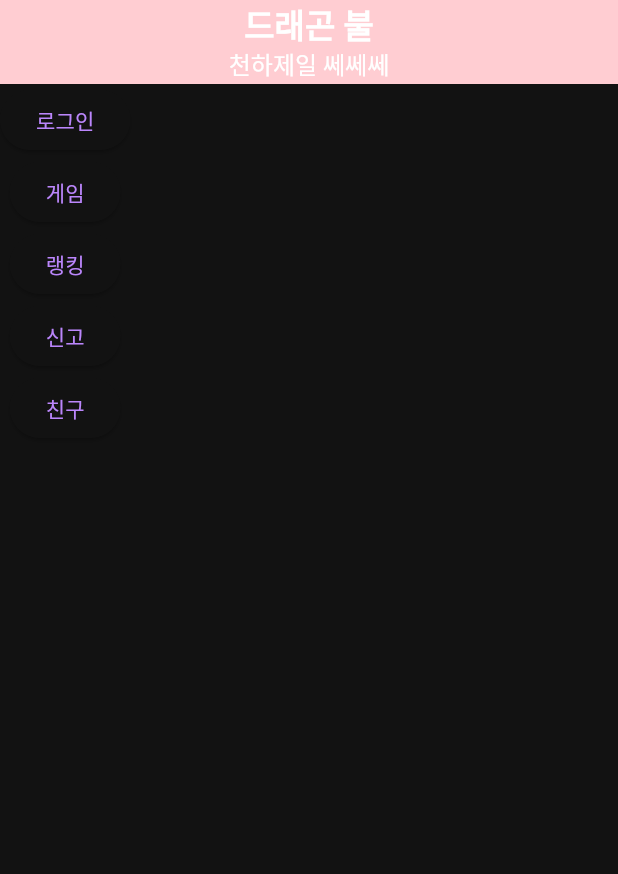
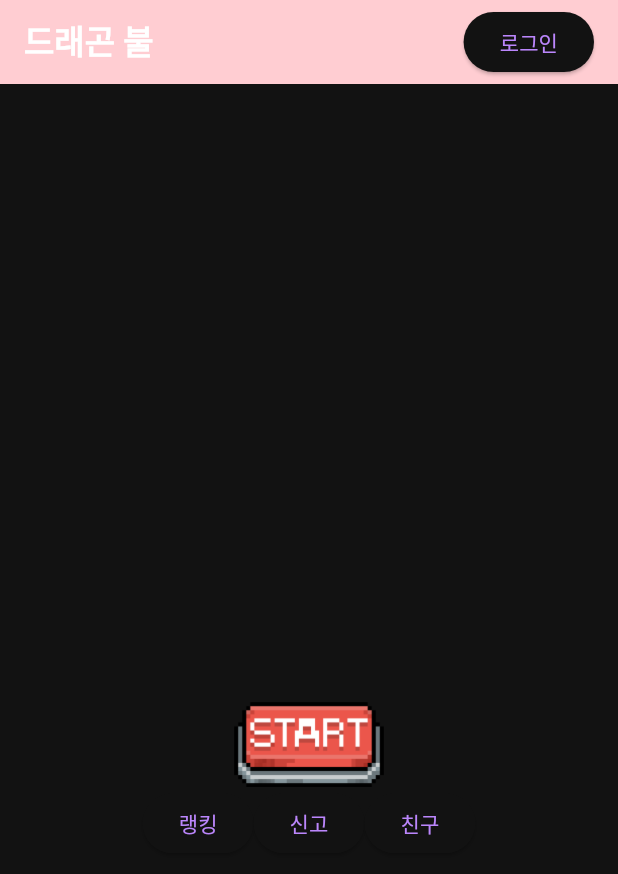
Before and after one commit to yaonggod/dragon-fire, a Flutter app: the MainScreen screen opened directly, on a phone screen of 412 x 824 dp. Shown: the top 874 px of the screen. Run offline on Flutter 3.47's test engine with Material 2 defaults, Android fonts, the phone set to English and light mode, and no system bars; our stand-ins replace flutter_dotenv, flutter_secure_storage, flutter_slidable, google_sign_in, lottie; missing offline and left inert: flutter_naver_login, stomp_dart_client; accounts and stored records are empty.

Commit message:
:iphone: Design: 메인 화면 버튼 추가
- startButton 추가

```diff
--- a/frontend/lib/screens/main_screen.dart
+++ b/frontend/lib/screens/main_screen.dart
@@ -39,6 +39,7 @@ class _MainScreenState extends State<MainScreen> {
       ),
     );
   }
+
   void _navigateToReportScreen() {
     Navigator.push(
       context,
@@ -61,8 +62,9 @@ class _MainScreenState extends State<MainScreen> {
   Widget build(BuildContext context) {
     return Scaffold(
       appBar: AppBar(
-        title: const Center(
-          child: Column(
+        title: Center(
+          child: Row(
+            mainAxisAlignment: MainAxisAlignment.spaceBetween,
             children: [
               Text(
                 '드래곤 불',
@@ -70,27 +72,35 @@ class _MainScreenState extends State<MainScreen> {
                   fontWeight: FontWeight.w600,
                 ),
               ),
-              Text(
-                '천하제일 쎄쎄쎄',
-                style: TextStyle(
-                  fontSize: 16,
+              // Text(
+              //   '천하제일 쎄쎄쎄',
+              //   style: TextStyle(
+              //     fontSize: 16,
+              //   ),
+              // ),
+              ElevatedButton(
+                onPressed: _navigateToLoginScreen,
+                child: const Text("로그인"),
               ),
-              )
             ],
           ),
         ),
         backgroundColor: Colors.red[100],
       ),
-      body: Column(
+      body: Center(
+        child: Column(
           children: [
-          ElevatedButton(
-            onPressed: _navigateToLoginScreen,
-            child: const Text("로그인"),
+            SizedBox(height: MediaQuery.of(context).size.height*0.5,),
+            InkWell(
+              onTap: _navigateToStartScreen,
+              child: Image.asset(
+                'lib/assets/icons/startButton.png',
+                width: 100,
               ),
-          ElevatedButton(
-            onPressed: _navigateToStartScreen,
-            child: const Text("게임"),
             ),
+            Row(
+              mainAxisAlignment: MainAxisAlignment.center,
+              children: [
                 ElevatedButton(
                   onPressed: _navigateToRankingScreen,
                   child: const Text("랭킹"),
@@ -105,6 +115,9 @@ class _MainScreenState extends State<MainScreen> {
                 ),
               ],
             ),
+          ],
+        ),
+      ),
     );
   }
 }
```
Also changed, not shown: frontend/lib/assets/icons/startButton.png (added). Lines whose indentation alone changed are shown as unchanged.
